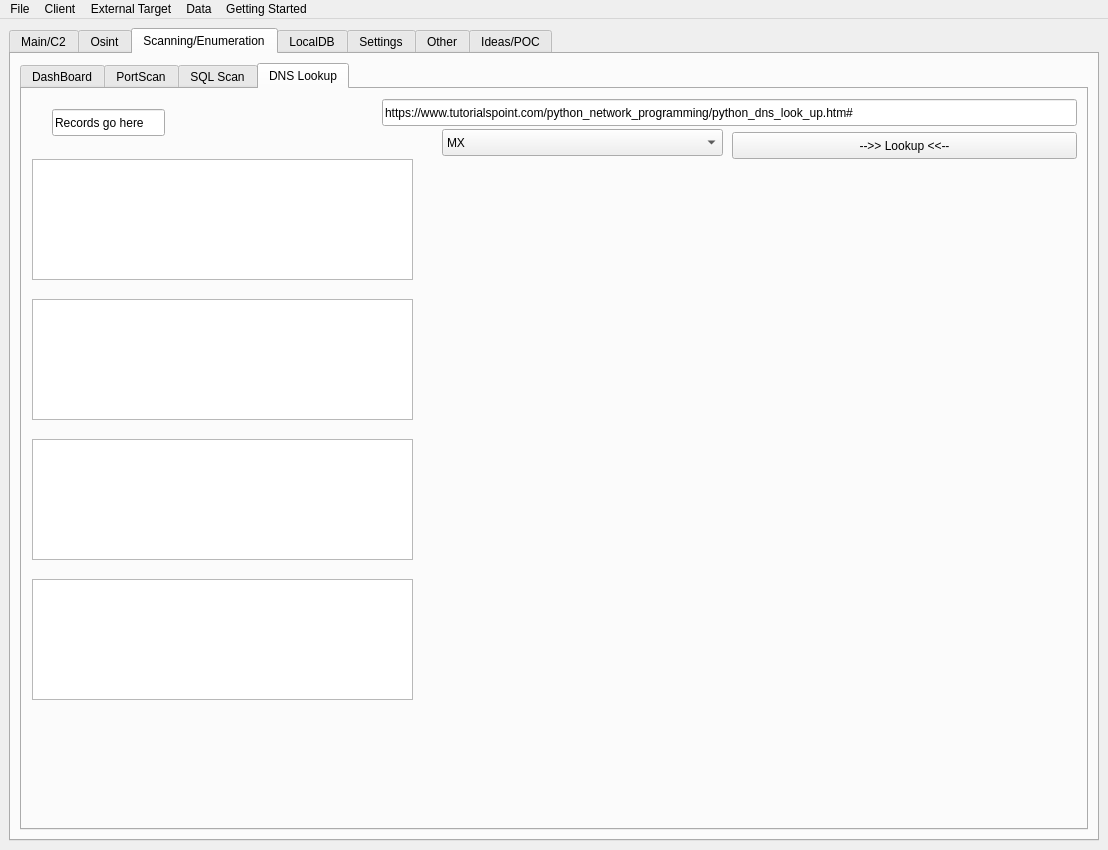
Old version of the form gui.ui in the repository ryanq47/WhisperNet.
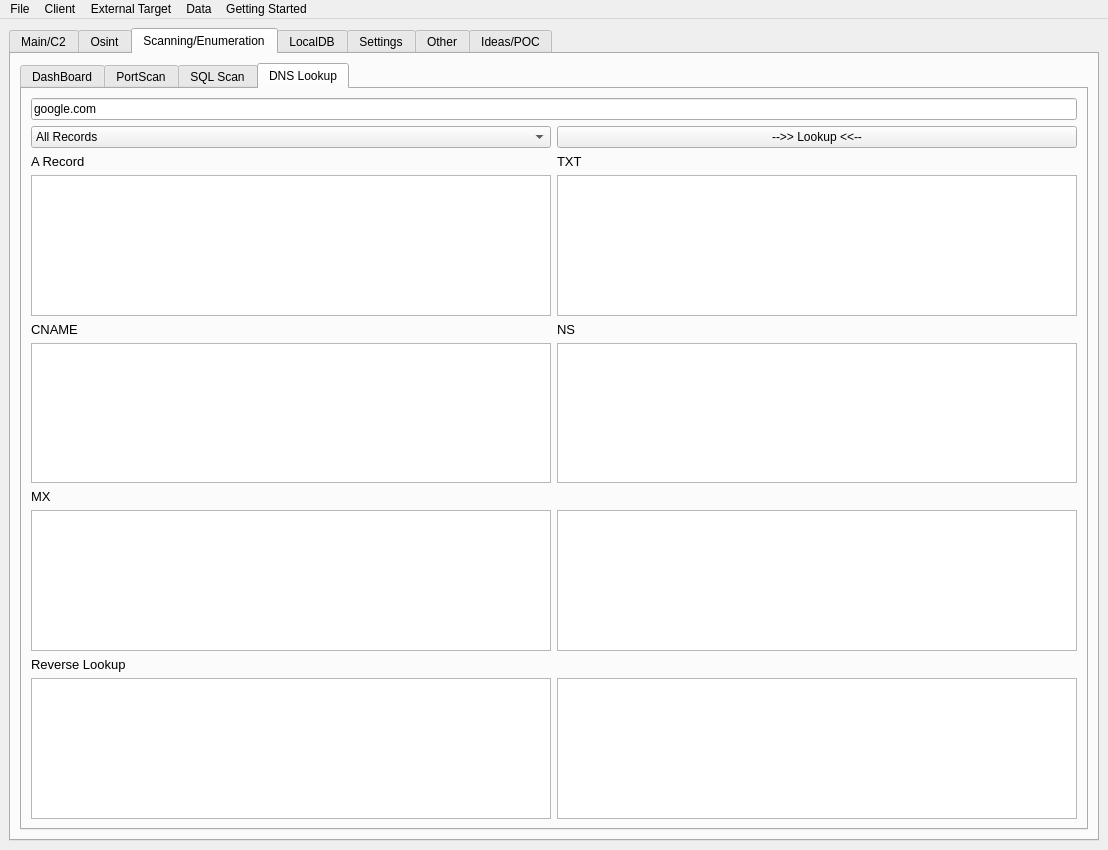
New version of the form. Icons and pictures are not drawn.

Commit message: Added tables to the DNS Lookup page

Diff of the .ui file:
```diff
--- a/gui.ui
+++ b/gui.ui
@@ -25,6 +25,11 @@
     <height>10000</height>
    </size>
   </property>
+  <property name="font">
+   <font>
+    <underline>false</underline>
+   </font>
+  </property>
   <property name="acceptDrops">
    <bool>false</bool>
   </property>
@@ -1572,113 +1577,154 @@
            <attribute name="title">
             <string>DNS Lookup</string>
            </attribute>
-           <widget class="QPushButton" name="portscan_start_6">
-            <property name="geometry">
-             <rect>
-              <x>710</x>
-              <y>43</y>
-              <width>345</width>
-              <height>27</height>
-             </rect>
-            </property>
-            <property name="text">
-             <string>--&gt;&gt; Lookup &lt;&lt;--</string>
-            </property>
-           </widget>
-           <widget class="QLineEdit" name="dashboard_osint_keyword_2">
-            <property name="geometry">
-             <rect>
-              <x>360</x>
-              <y>10</y>
-              <width>695</width>
-              <height>27</height>
-             </rect>
-            </property>
-            <property name="text">
-             <string>https://www.tutorialspoint.com/python_network_programming/python_dns_look_up.htm#</string>
-            </property>
-            <property name="placeholderText">
-             <string>Enter URL/IP</string>
-            </property>
-           </widget>
-           <widget class="QTextEdit" name="textEdit_2">
-            <property name="geometry">
-             <rect>
-              <x>10</x>
-              <y>70</y>
-              <width>381</width>
-              <height>121</height>
-             </rect>
-            </property>
-           </widget>
-           <widget class="QTextEdit" name="textEdit_6">
-            <property name="geometry">
-             <rect>
-              <x>10</x>
-              <y>210</y>
-              <width>381</width>
-              <height>121</height>
-             </rect>
-            </property>
-           </widget>
-           <widget class="QTextEdit" name="textEdit_7">
-            <property name="geometry">
-             <rect>
-              <x>10</x>
-              <y>350</y>
-              <width>381</width>
-              <height>121</height>
-             </rect>
-            </property>
-           </widget>
-           <widget class="QTextEdit" name="textEdit_8">
-            <property name="geometry">
-             <rect>
-              <x>10</x>
-              <y>490</y>
-              <width>381</width>
-              <height>121</height>
-             </rect>
-            </property>
-           </widget>
-           <widget class="QLineEdit" name="lineEdit_11">
-            <property name="geometry">
-             <rect>
-              <x>30</x>
-              <y>20</y>
-              <width>113</width>
-              <height>27</height>
-             </rect>
-            </property>
-            <property name="text">
-             <string>Records go here</string>
-            </property>
-           </widget>
-           <widget class="QComboBox" name="comboBox">
-            <property name="geometry">
-             <rect>
-              <x>420</x>
-              <y>40</y>
-              <width>281</width>
-              <height>27</height>
-             </rect>
-            </property>
-            <item>
-             <property name="text">
-              <string>MX</string>
-             </property>
+           <layout class="QGridLayout" name="gridLayout_13">
+            <item row="4" column="0">
+             <widget class="QLabel" name="label_28">
+              <property name="font">
+               <font>
+                <pointsize>10</pointsize>
+                <underline>false</underline>
+               </font>
+              </property>
+              <property name="text">
+               <string>CNAME</string>
+              </property>
+             </widget>
             </item>
-            <item>
-             <property name="text">
-              <string>Cname</string>
-             </property>
+            <item row="1" column="1">
+             <widget class="QPushButton" name="scanning_dns_lookup">
+              <property name="text">
+               <string>--&gt;&gt; Lookup &lt;&lt;--</string>
+              </property>
+             </widget>
             </item>
-            <item>
-             <property name="text">
-              <string>A (IP)</string>
-             </property>
+            <item row="1" column="0">
+             <widget class="QComboBox" name="comboBox">
+              <item>
+               <property name="text">
+                <string>All Records</string>
+               </property>
+              </item>
+              <item>
+               <property name="text">
+                <string>MX</string>
+               </property>
+              </item>
+              <item>
+               <property name="text">
+                <string>Cname</string>
+               </property>
+              </item>
+              <item>
+               <property name="text">
+                <string>A (IP)</string>
+               </property>
+              </item>
+             </widget>
             </item>
-           </widget>
+            <item row="4" column="1">
+             <widget class="QLabel" name="label_29">
+              <property name="font">
+               <font>
+                <pointsize>10</pointsize>
+               </font>
+              </property>
+              <property name="text">
+               <string>NS</string>
+              </property>
+             </widget>
+            </item>
+            <item row="2" column="1">
+             <widget class="QLabel" name="label_27">
+              <property name="font">
+               <font>
+                <pointsize>10</pointsize>
+               </font>
+              </property>
+              <property name="text">
+               <string>TXT </string>
+              </property>
+             </widget>
+            </item>
+            <item row="0" column="0" colspan="2">
+             <widget class="QLineEdit" name="scanning_dns_query">
+              <property name="text">
+               <string>google.com</string>
+              </property>
+              <property name="placeholderText">
+               <string>Enter URL/IP</string>
+              </property>
+             </widget>
+            </item>
+            <item row="8" column="0">
+             <widget class="QLabel" name="label_31">
+              <property name="font">
+               <font>
+                <pointsize>10</pointsize>
+                <underline>false</underline>
+               </font>
+              </property>
+              <property name="text">
+               <string>Reverse Lookup</string>
+              </property>
+             </widget>
+            </item>
+            <item row="6" column="0">
+             <widget class="QLabel" name="label_30">
+              <property name="font">
+               <font>
+                <pointsize>10</pointsize>
+                <underline>false</underline>
+               </font>
+              </property>
+              <property name="text">
+               <string>MX</string>
+              </property>
+             </widget>
+            </item>
+            <item row="7" column="1">
+             <widget class="QTextEdit" name="scanning_dns_A_4"/>
+            </item>
+            <item row="2" column="0">
+             <widget class="QLabel" name="label_26">
+              <property name="maximumSize">
+               <size>
+                <width>16777215</width>
+                <height>15</height>
+               </size>
+              </property>
+              <property name="font">
+               <font>
+                <pointsize>10</pointsize>
+               </font>
+              </property>
+              <property name="text">
+               <string>A Record</string>
+              </property>
+             </widget>
+            </item>
+            <item row="9" column="1">
+             <widget class="QTableWidget" name="test_table"/>
+            </item>
+            <item row="3" column="0">
+             <widget class="QTableWidget" name="dns_a_table"/>
+            </item>
+            <item row="5" column="0">
+             <widget class="QTableWidget" name="dns_CNAME_table"/>
+            </item>
+            <item row="7" column="0">
+             <widget class="QTableWidget" name="dns_MX_table"/>
+            </item>
+            <item row="9" column="0">
+             <widget class="QTableWidget" name="dns_Reverse_table"/>
+            </item>
+            <item row="3" column="1">
+             <widget class="QTableWidget" name="dns_TXT_table"/>
+            </item>
+            <item row="5" column="1">
+             <widget class="QTableWidget" name="dns_NS_table"/>
+            </item>
+           </layout>
           </widget>
          </widget>
         </item>
```
Left out of the diff: 4 changed lines with no effect on the pictures. The commit also changes 14 other files.
